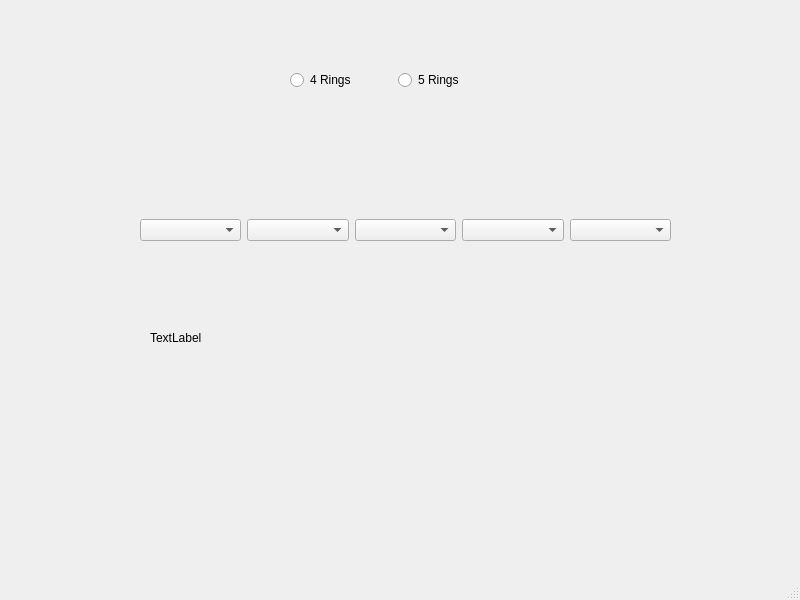
Old version of the form mainwindow.ui in the repository phems/ResistorColorCode.
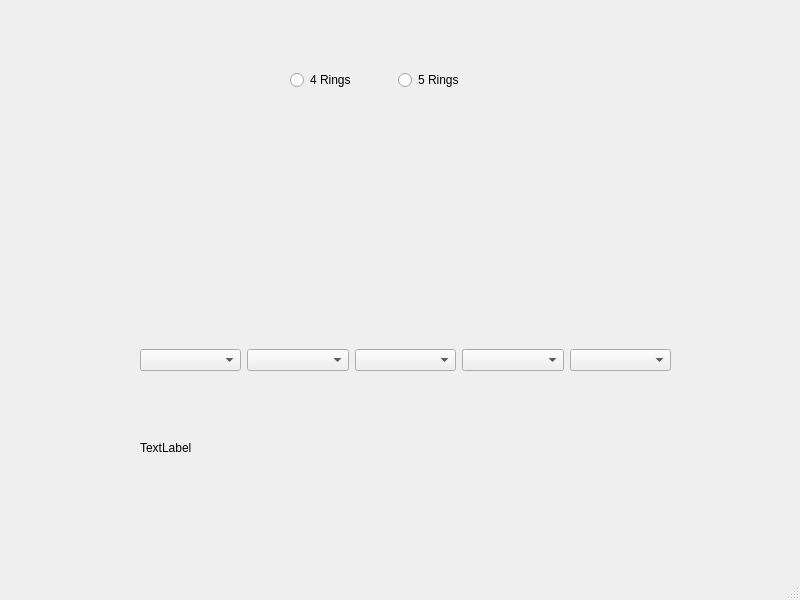
New version of the form.

Commit message: Added QVariant to combo boxes for easier back end

What changed in the file:
```diff
--- a/mainwindow.ui
+++ b/mainwindow.ui
@@ -18,7 +18,7 @@
     <property name="geometry">
      <rect>
       <x>140</x>
-      <y>190</y>
+      <y>320</y>
       <width>531</width>
       <height>80</height>
      </rect>
@@ -70,8 +70,8 @@
    <widget class="QLabel" name="label">
     <property name="geometry">
      <rect>
-      <x>150</x>
-      <y>330</y>
+      <x>140</x>
+      <y>440</y>
       <width>58</width>
       <height>16</height>
      </rect>
```
The commit also changes 2 other files.
